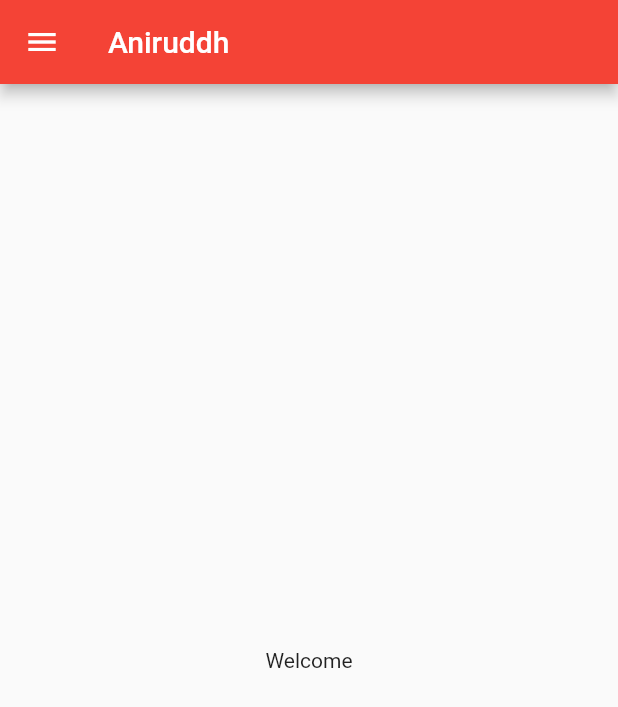
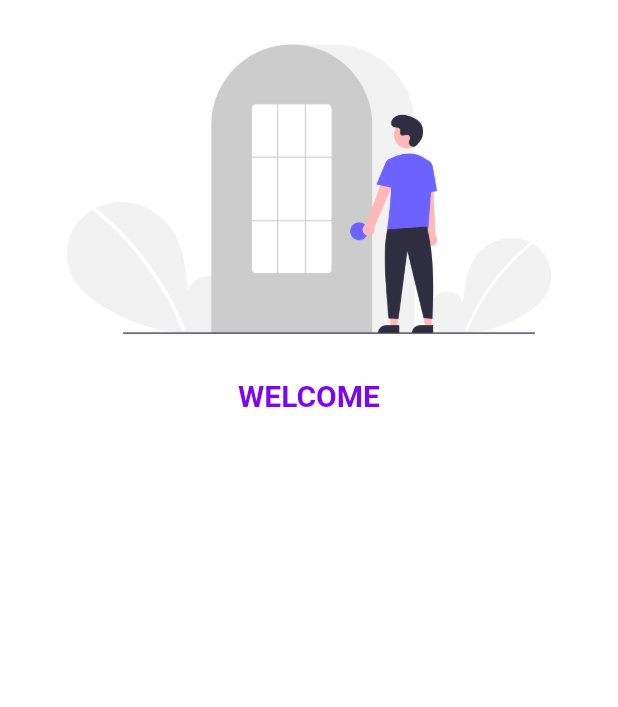
Before and after one commit to Aniruddhagrawal/Learningflutter, a Flutter app: the screen it shows after launch, on a phone screen of 412 x 824 dp. Shown: the top 707 px of the screen. Run offline on Flutter 3.47's test engine with Material 2 defaults, Android fonts, the phone set to English and light mode, and no system bars.

Commit message:
day4 completed

```diff
--- /dev/null
+++ b/lib/Pages/login_page.dart
@@ -0,0 +1,24 @@
+import 'package:flutter/material.dart';
+
+class LoginPage extends StatelessWidget {
+  const LoginPage({Key? key}) : super(key: key);
+
+  @override
+  Widget build(BuildContext context) {
+    return Material(
+        color: Colors.white,
+        child: Column(
+          children: [
+            Image.asset('images/loginpage.png'),
+            Text(
+              "WELCOME",
+              style: TextStyle(
+                fontSize: 20,
+                color: Color.fromARGB(255, 126, 6, 239),
+                fontWeight: FontWeight.bold,
+              ),
+            )
+          ],
+        ));
+  }
+}
--- a/lib/main.dart
+++ b/lib/main.dart
@@ -1,5 +1,6 @@
 import 'package:flutter/material.dart';
 import 'package:flutter_application_1/Pages/home_page.dart';
+import 'package:flutter_application_1/Pages/login_page.dart';
 
 void main() {
   runApp(const MyApp());
@@ -11,13 +12,19 @@ class MyApp extends StatelessWidget {
   @override
   Widget build(BuildContext context) {
     return MaterialApp(
-      home: HomePage(),
+      // home: HomePage(),
       // themeMode: ThemeMode.dark,
       themeMode: ThemeMode.system,
       theme: ThemeData(primarySwatch: Colors.red),
       darkTheme: ThemeData(
         brightness: Brightness.dark,
       ),
+      // initialRoute: "/home",
+      routes: {
+        "/": (context) => LoginPage(),
+        "/home": (context) => HomePage(),
+        "/login": (context) => LoginPage(),
+      },
     );
   }
 }
--- a/pubspec.yaml
+++ b/pubspec.yaml
@@ -58,8 +58,8 @@ flutter:
   uses-material-design: true
 
   # To add assets to your application, add an assets section, like this:
-  # assets:
-  #   - images/a_dot_burr.jpeg
+  assets:
+    - images/
   #   - images/a_dot_ham.jpeg
 
   # An image asset can refer to one or more resolution-specific "variants", see
```
Also changed, not shown: images/loginpage.png (added).
